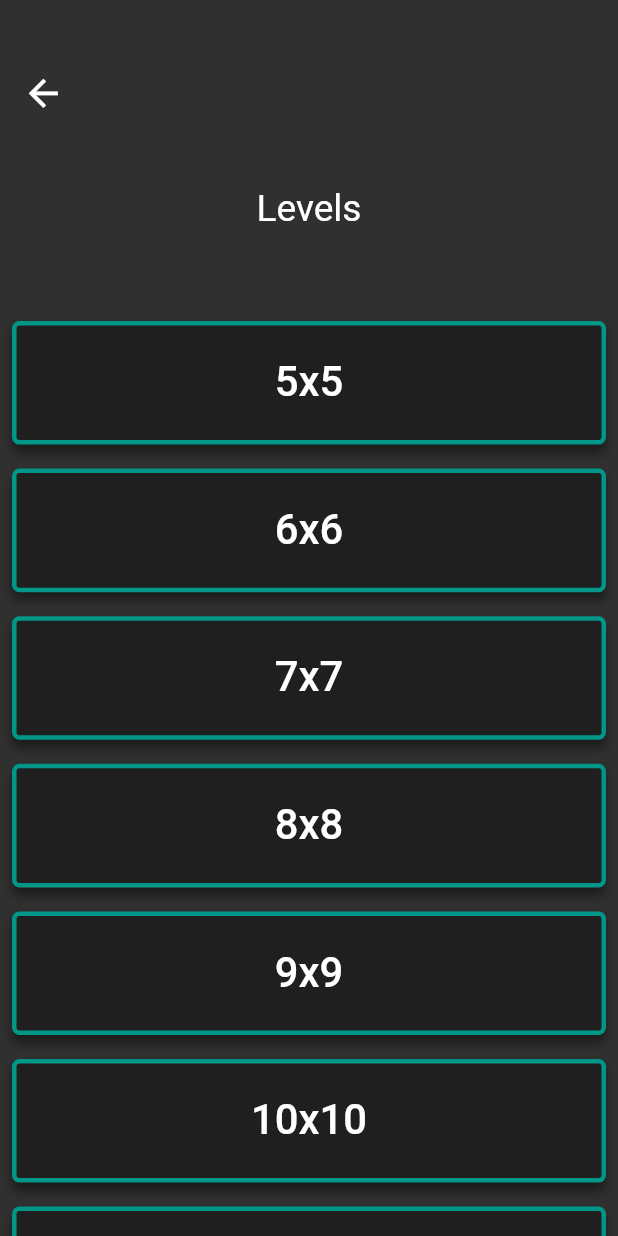
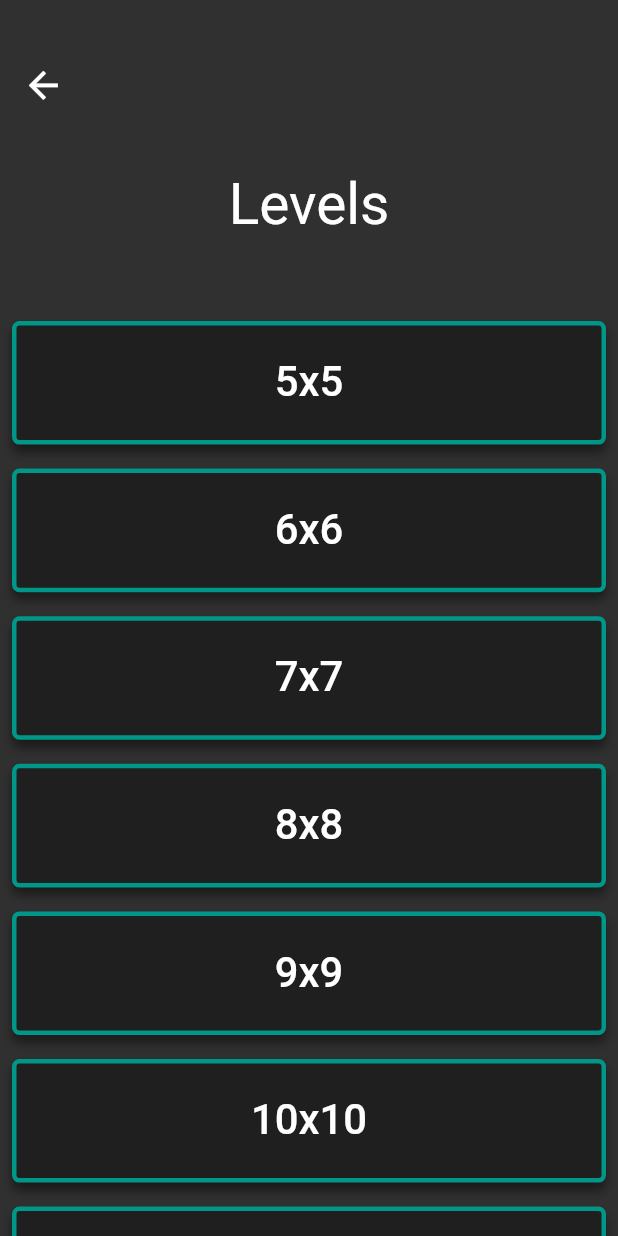
Before and after one commit to schmeff/block-drop, a Flutter app: the LevelSelectScreen screen opened by its route, after a tap on the "arrow back" icon, on a phone screen of 412 x 824 dp. Run offline on Flutter 3.47's test engine with Material 2 defaults, Android fonts, the phone set to English and light mode, and no system bars; our stand-ins replace percent_indicator, shared_preferences; accounts and stored records are empty.

Commit message:
BD-29 - Fixed scaling issues between different devices sizes

```diff
--- a/lib/screens/group_select_screen.dart
+++ b/lib/screens/group_select_screen.dart
@@ -54,9 +54,9 @@ class GroupSelectScreen extends StatelessWidget {
                     mainAxisAlignment: MainAxisAlignment.center,
                     children: [
                       Container(
-                        width: MediaQuery.of(context).size.width * 0.17,
+                        width: MediaQuery.of(context).size.height * 0.13,
                         child: FittedBox(
-                          fit: BoxFit.fitWidth,
+                          fit: BoxFit.fitHeight,
                           child: Text(
                             'Levels',
                             style: TextStyle(
--- a/lib/screens/level_select_screen.dart
+++ b/lib/screens/level_select_screen.dart
@@ -23,8 +23,13 @@ class LevelSelectScreen extends StatelessWidget {
       child: Scaffold(
         body: Column(
           mainAxisAlignment: MainAxisAlignment.spaceAround,
+          crossAxisAlignment: CrossAxisAlignment.start,
           children: [
             SafeArea(
+              child: Container(
+                height: MediaQuery.of(context).size.height * 0.07,
+                child: FittedBox(
+                  fit: BoxFit.fill,
                   child: Row(
                     crossAxisAlignment: CrossAxisAlignment.center,
                     children: [
@@ -40,14 +45,22 @@ class LevelSelectScreen extends StatelessWidget {
                     ],
                   ),
                 ),
+              ),
+            ),
             Row(
               mainAxisAlignment: MainAxisAlignment.center,
               children: [
-                Text(
+                Container(
+                  width: MediaQuery.of(context).size.height * 0.08,
+                  child: FittedBox(
+                    fit: BoxFit.fitHeight,
+                    child: Text(
                       '${Provider.of<Levels>(context, listen: false).currentGroup}',
                       style: TextStyle(
                         fontSize: 26.0,
                         fontWeight: FontWeight.w400,
+                      ),
+                    ),
                   ),
                 ),
               ],
--- a/lib/widgets/grid_layout.dart
+++ b/lib/widgets/grid_layout.dart
@@ -22,8 +22,8 @@ class GridLayout extends StatelessWidget {
     double deviceHeight = MediaQuery.of(context).size.height;
     double deviceWidth = MediaQuery.of(context).size.width;
 
-    return deviceHeight / 2 > deviceWidth * 0.95
-        ? deviceWidth * 0.95
+    return deviceHeight / 2 > deviceWidth * 0.90
+        ? deviceWidth * 0.90
         : deviceHeight / 2;
   }
 
```
Also changed, not shown: lib/screens/game_screen.dart (+23 -4 lines), lib/widgets/levels_grid_item_locked.dart (+12 -4 lines), lib/widgets/levels_grid_item_unlocked.dart (+22 -11 lines). Lines whose indentation alone changed are shown as unchanged.
